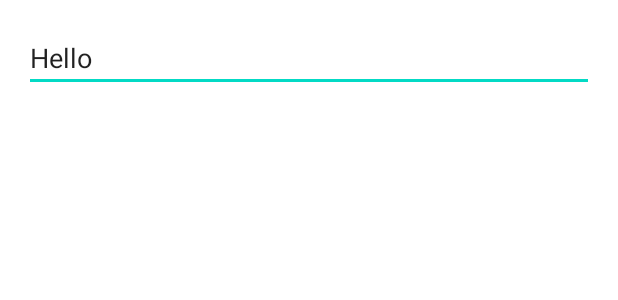
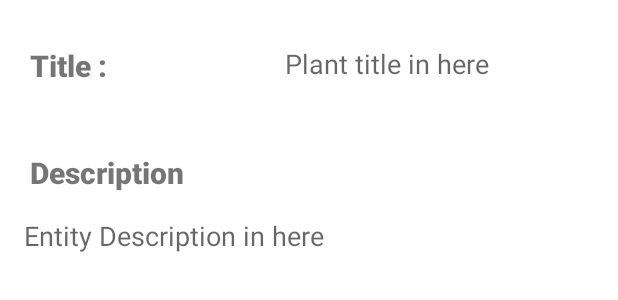
Before and after one commit to finowo/hyruleApp, an Android app: the layout editor_fragment.xml on its own in the app's theme, with its tools: preview values and no code run, on a phone screen of 412 x 824 dp. Shown: the top 300 px of the screen. Run offline under Robolectric (Android 15) with nearby library versions, the phone set to English and light mode, and no system bars.

Commit message:
changed entire thing to fit anne's branch and added old zip

```diff
--- a/app/build.gradle
+++ b/app/build.gradle
@@ -41,6 +41,10 @@ dependencies {
     def roomVersion = "2.3.0"
     implementation "androidx.room:room-runtime:$roomVersion"
     kapt "androidx.room:room-compiler:$roomVersion"
+    def retrofit2_version = "2.9.0"
+    implementation "com.squareup.retrofit2:retrofit:$retrofit2_version"
+    implementation 'com.squareup.okhttp3:logging-interceptor:3.8.0'
+    implementation "com.squareup.retrofit2:converter-moshi:$retrofit2_version"
     implementation 'androidx.core:core-ktx:1.7.0'
     implementation 'androidx.appcompat:appcompat:1.3.1'
     implementation 'com.google.android.material:material:1.4.0'
--- a/app/src/main/java/com/hyrule/app/Constants.kt
+++ b/app/src/main/java/com/hyrule/app/Constants.kt
@@ -5,3 +5,5 @@ const val TAG = "entity logging"
 const val ENTITY_TEXT_KEY = "oopadoopa"
 const val CURSOR_POSITION_KEY = "doopaoopa"
 const val SELECTED_ENTITIES_KEY = "loop"
+
+const val WEB_SERVICE_URL = "https://botw-compendium.herokuapp.com/api/v2/"
--- a/app/src/main/res/layout/editor_fragment.xml
+++ b/app/src/main/res/layout/editor_fragment.xml
@@ -1,19 +1,68 @@
 <?xml version="1.0" encoding="utf-8"?>
-<androidx.core.widget.NestedScrollView xmlns:android="http://schemas.android.com/apk/res/android"
+<androidx.constraintlayout.widget.ConstraintLayout
+    xmlns:android="http://schemas.android.com/apk/res/android"
+    xmlns:app="http://schemas.android.com/apk/res-auto"
     xmlns:tools="http://schemas.android.com/tools"
     android:layout_width="match_parent"
     android:layout_height="match_parent"
-    tools:context=".EditorFragment">
+    tools:context=".EditorFragment"
+    >
 
-    <EditText
-        android:id="@+id/editor"
+
+    <TextView
+        android:id="@+id/titleHeading"
+        android:layout_width="150dp"
+        android:layout_height="wrap_content"
+
+        android:layout_marginStart="20dp"
+        android:layout_marginTop="30dp"
+        android:fontFamily="sans-serif-black"
+        android:text="@string/title_hint"
+        android:textSize="20sp"
+        app:layout_constraintStart_toStartOf="parent"
+        app:layout_constraintTop_toTopOf="parent" />
+
+    <TextView
+        android:id="@+id/title"
+        android:layout_width="150dp"
+        android:layout_height="wrap_content"
+
+        android:layout_marginStart="20dp"
+        android:layout_marginTop="30dp"
+        android:hint="@string/enter_entity_name"
+        android:textAppearance="@style/TextAppearance.AppCompat.Medium"
+        app:layout_constraintStart_toEndOf="@+id/titleHeading"
+        app:layout_constraintTop_toTopOf="parent"
+        tools:ignore="Autofill,MissingConstraints"
+        tools:text="Plant title in here" />
+
+    <TextView
+        android:id="@+id/descriptionHeading"
+        android:layout_width="wrap_content"
+        android:layout_height="wrap_content"
+        android:layout_marginStart="20dp"
+        android:layout_marginTop="44dp"
+        android:fontFamily="sans-serif-black"
+        android:text="@string/description"
+        android:textSize="20sp"
+        app:layout_constraintStart_toStartOf="parent"
+        app:layout_constraintTop_toBottomOf="@+id/titleHeading" />
+
+
+    <TextView
+        android:id="@+id/description"
         android:layout_width="match_parent"
-        android:layout_height="match_parent"
+        android:layout_height="wrap_content"
         android:layout_margin="16dp"
-        android:hint="@string/enter_hyrule_entity"
+        android:layout_marginStart="20dp"
+        android:layout_marginTop="65dp"
+        android:hint="@string/enter_entity_description"
         android:inputType="textCapSentences|textMultiLine"
         android:textAppearance="@style/TextAppearance.AppCompat.Medium"
+        app:layout_constraintStart_toStartOf="parent"
+        app:layout_constraintTop_toBottomOf="@+id/descriptionHeading"
         tools:ignore="Autofill"
-        tools:text="Hello" />
+        tools:text="Entity Description in here" />
 
-</androidx.core.widget.NestedScrollView>
+
+</androidx.constraintlayout.widget.ConstraintLayout>
--- a/app/src/main/res/values/strings.xml
+++ b/app/src/main/res/values/strings.xml
@@ -6,4 +6,8 @@
     <string name="delete_all_entities">Delete All Entities</string>
     <string name="editNote">Edit Note</string>
     <string name="newNote">New Note</string>
+    <string name="title_hint">Title :</string>
+    <string name="enter_entity_name">Enter Entity Name</string>
+    <string name="description">Description</string>
+    <string name="enter_entity_description">Enter Entity Description</string>
 </resources>
```
Also changed, not shown: app/src/main/java/com/hyrule/app/EditorFragment.kt (+19 -44 lines), app/src/main/java/com/hyrule/app/EditorViewModel.kt (+3 -46 lines), app/src/main/java/com/hyrule/app/HyruleListAdapter.kt (+16 -33 lines), app/src/main/java/com/hyrule/app/MainFragment.kt (+18 -81 lines), app/src/main/java/com/hyrule/app/MainViewModel.kt (+19 -29 lines), app/src/main/java/com/hyrule/app/data/AppDatabase.kt (deleted, +0 -32 lines), app/src/main/java/com/hyrule/app/data/DateConverter.kt (deleted, +0 -16 lines), app/src/main/java/com/hyrule/app/data/EntityDao.kt (deleted, +0 -32 lines), app/src/main/java/com/hyrule/app/data/HyruleEntity.kt (+42 -12 lines), app/src/main/java/com/hyrule/app/data/SampleDataProvider.kt (deleted, +0 -33 lines), app/src/main/java/com/hyrule/app/dataaccess/HyruleCompendiumApi.kt (added, +10 -0 lines), app/src/main/java/com/hyrule/app/dataaccess/RetrofitInstance.kt (added, +27 -0 lines), app/src/main/res/layout/fragment_main.xml (renamed from app/src/main/res/layout/main_fragment.xml, +10 -3 lines), app/src/main/res/layout/list_item.xml (renamed from app/src/main/res/layout/hyrule_entity.xml, +5 -2 lines), 1 more files, 1 other file.
